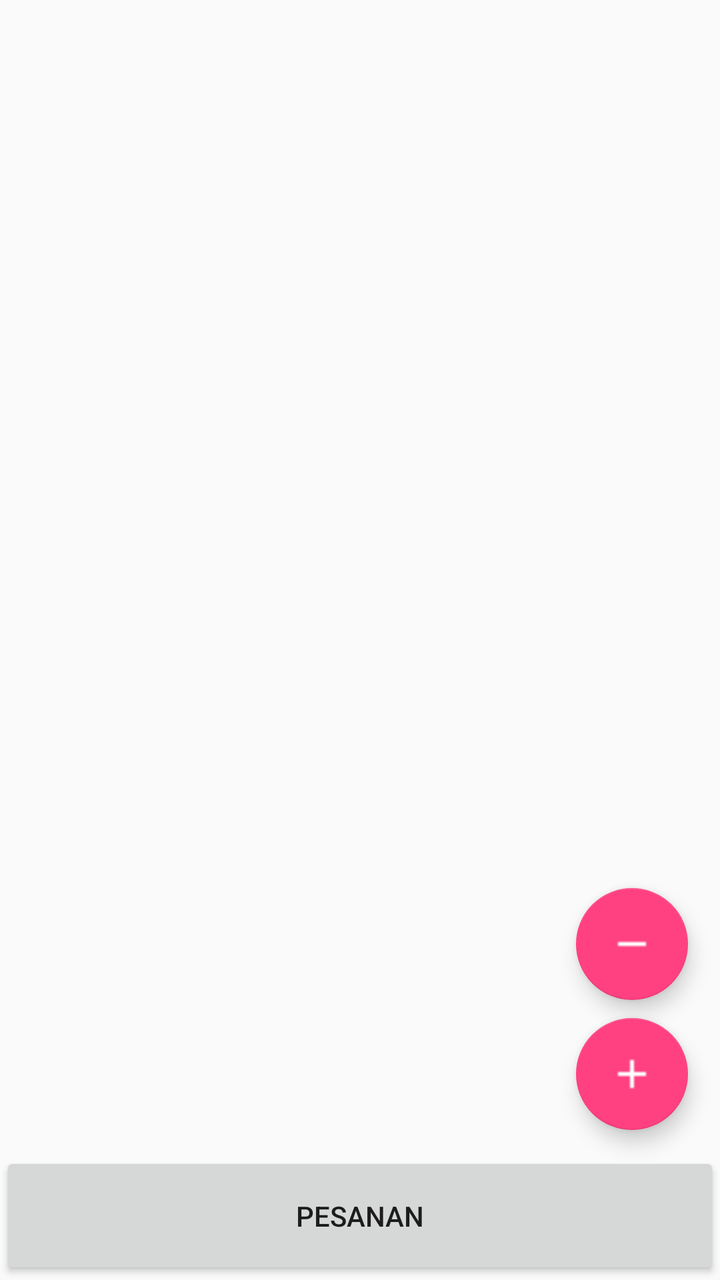
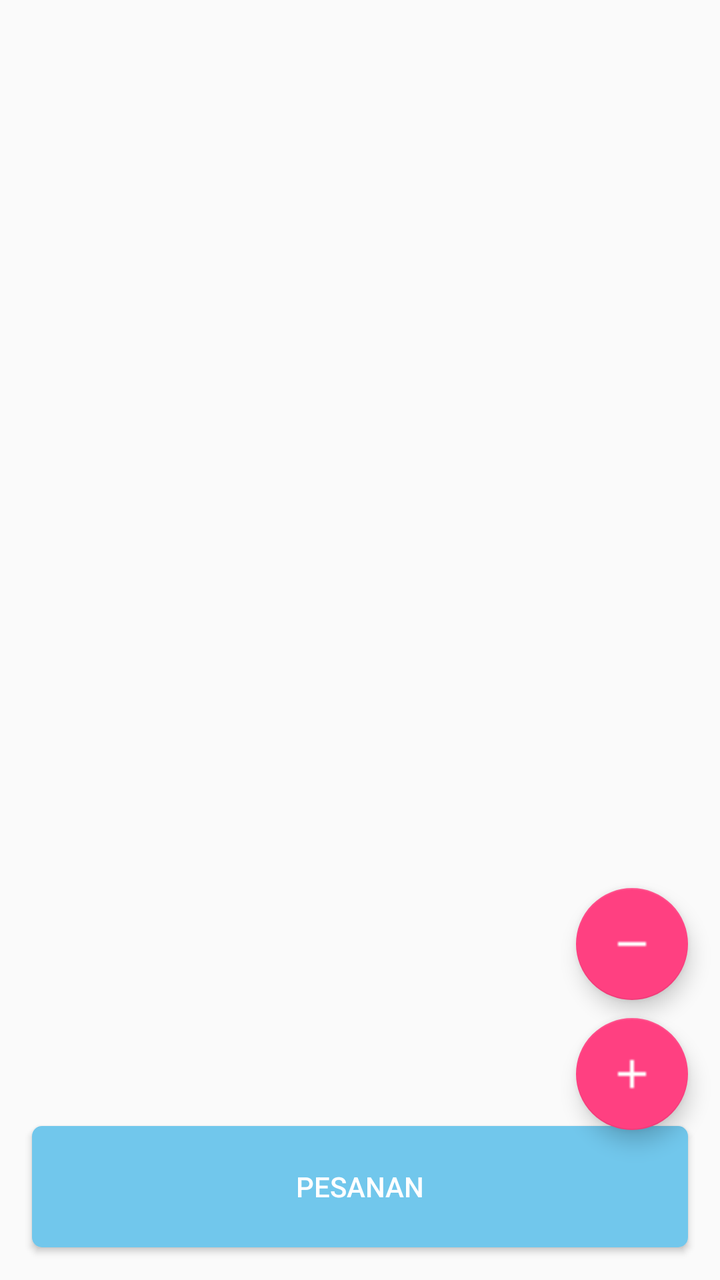

Screens rendered from an Android XML layout before and after an edit, with the pre-edit source and the edit as a unified diff.
<!-- AndroidManifest.xml: application theme AppTheme -->
<!-- res/layout/fragment_order_class.xml -->
<?xml version="1.0" encoding="utf-8"?>
<FrameLayout xmlns:android="http://schemas.android.com/apk/res/android"
    xmlns:tools="http://schemas.android.com/tools"
    android:layout_width="match_parent"
    android:layout_height="match_parent"
    xmlns:app="http://schemas.android.com/apk/res-auto"
    tools:context=".views.fragments.transaction.OrderClassFragment">

    <LinearLayout
        android:layout_width="match_parent"
        android:layout_height="match_parent"
        android:orientation="vertical"
        android:weightSum="1">

        <LinearLayout
            android:layout_width="match_parent"
            android:layout_height="0dp"
            android:orientation="vertical"
            android:layout_weight="0.9"
            android:weightSum="1">

            
                
                
                
                
                

            
                
                
                
                
                

            
                <android.support.v7.widget.RecyclerView
                android:id="@+id/rv_order"
                android:layout_width="match_parent"
                android:layout_height="0dp"
                android:layout_weight="0.8"/>

        </LinearLayout>

        <Button
            android:id="@+id/btn_order_class"
            android:layout_width="match_parent"
            android:layout_height="0dp"
            android:layout_weight="0.1"
            android:text="@string/orderClass"/>

    </LinearLayout>

    <android.support.design.widget.FloatingActionButton
        android:id="@+id/fab_remove_assembly"
        android:layout_width="wrap_content"
        android:layout_height="wrap_content"
        android:layout_marginLeft="@dimen/fab_margin"
        android:layout_marginRight="@dimen/fab_margin"
        android:layout_marginBottom="140dp"
        android:clickable="true"
        android:elevation="10dp"
        android:layout_gravity="bottom|right"
        app:layout_anchor="@id/fab_add_assembly"
        app:layout_anchorGravity="bottom"
        app:srcCompat="@mipmap/remove_white" />

    <android.support.design.widget.FloatingActionButton
        android:id="@+id/fab_add_assembly"
        android:layout_width="wrap_content"
        android:layout_height="wrap_content"
        android:layout_marginTop="@dimen/fab_margin"
        android:layout_marginLeft="@dimen/fab_margin"
        android:layout_marginRight="@dimen/fab_margin"
        android:layout_marginBottom="75dp"
        android:clickable="true"
        android:elevation="5dp"
        android:layout_gravity="bottom|right"
        app:srcCompat="@mipmap/add_white" />

</FrameLayout>
<!-- resources referenced by this layout -->
<resources>
  <dimen name="fab_margin">16dp</dimen>
  <!-- mipmap add_white: png bitmap (mipmap-hdpi, 138 bytes) -->
  <!-- mipmap remove_white: png bitmap (mipmap-hdpi, 108 bytes) -->
  <string name="orderClass">Pesanan</string>
  <style name="AppTheme" parent="Theme.AppCompat.Light.DarkActionBar">
          
          <item name="colorPrimary">@color/colorPrimary</item>
          <item name="colorPrimaryDark">@color/gray</item>
          <item name="colorAccent">@color/colorAccent</item>
          <item name="windowActionBar">false</item>
          <item name="windowNoTitle">true</item>
      </style>
  <color name="colorPrimary">#71C7EC</color>
  <color name="gray">#EEEEEE</color>
  <color name="colorAccent">#FF4081</color>
</resources>

<!-- the commit's change to res/layout/fragment_order_class.xml (unified diff, before → after) -->
@@ -20,25 +20,11 @@
             android:weightSum="1">
 
             
-                
-                
-                
-                
-                
-
-            
-                
-                
-                
-                
-                
-
-            
                 <android.support.v7.widget.RecyclerView
                 android:id="@+id/rv_order"
                 android:layout_width="match_parent"
                 android:layout_height="0dp"
-                android:layout_weight="0.8"/>
+                android:layout_weight="1"/>
 
         </LinearLayout>
 
@@ -47,6 +33,9 @@
             android:layout_width="match_parent"
             android:layout_height="0dp"
             android:layout_weight="0.1"
+            android:layout_margin="@dimen/activity_horizontal_margin"
+            android:background="@drawable/shape_rect_button"
+            android:textColor="@color/white"
             android:text="@string/orderClass"/>
 
     </LinearLayout>
<!-- resource entries referenced after the edit -->
@@ -1,19 +1,28 @@
 <!-- resources referenced by this layout -->
 <resources>
+  <color name="white">#FFF</color>
+  <dimen name="activity_horizontal_margin">16dp</dimen>
   <dimen name="fab_margin">16dp</dimen>
+  <!-- drawable shape_rect_button (drawable-mdpi) -->
+  <?xml version="1.0" encoding="utf-8"?>
+  <shape xmlns:android="http://schemas.android.com/apk/res/android"
+      android:shape="rectangle">
+      <solid android:color="@color/colorPrimary" />
+      <corners android:radius="5dp" />
+  </shape>
   <!-- mipmap add_white: png bitmap (mipmap-hdpi, 138 bytes) -->
   <!-- mipmap remove_white: png bitmap (mipmap-hdpi, 108 bytes) -->
   <string name="orderClass">Pesanan</string>
   <style name="AppTheme" parent="Theme.AppCompat.Light.DarkActionBar">
           
           <item name="colorPrimary">@color/colorPrimary</item>
-          <item name="colorPrimaryDark">@color/gray</item>
+          <item name="colorPrimaryDark">@color/transparent_gray</item>
           <item name="colorAccent">@color/colorAccent</item>
           <item name="windowActionBar">false</item>
           <item name="windowNoTitle">true</item>
       </style>
   <color name="colorPrimary">#71C7EC</color>
-  <color name="gray">#EEEEEE</color>
+  <color name="transparent_gray">#80EEEEEE</color>
   <color name="colorAccent">#FF4081</color>
 </resources>
 
